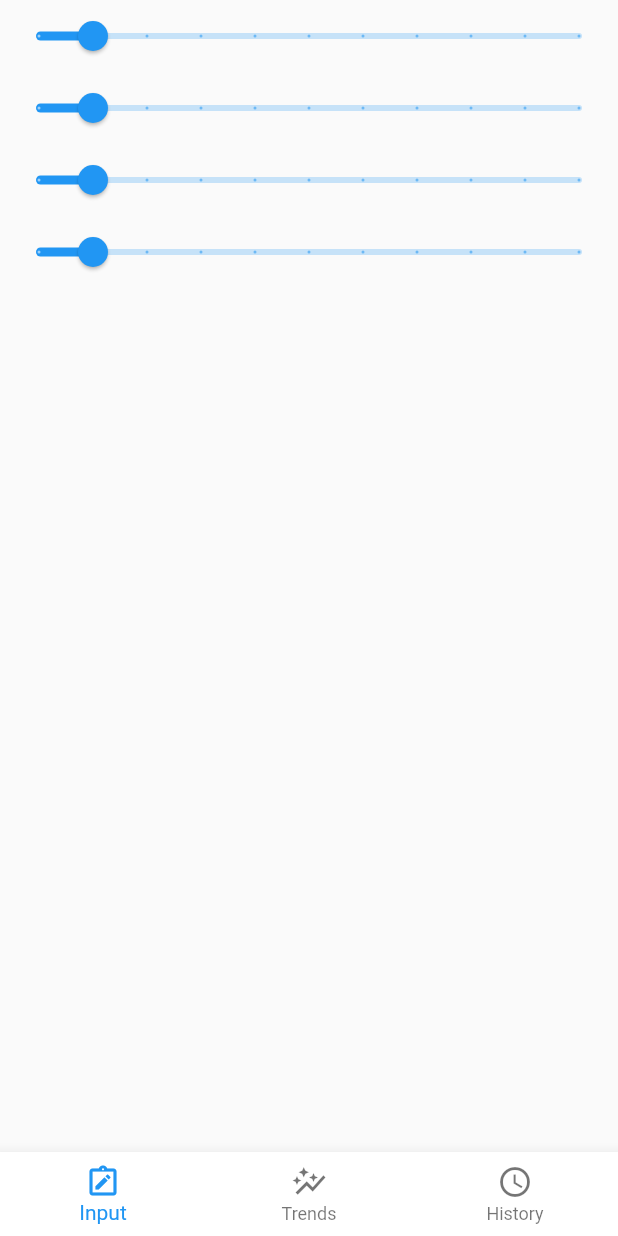
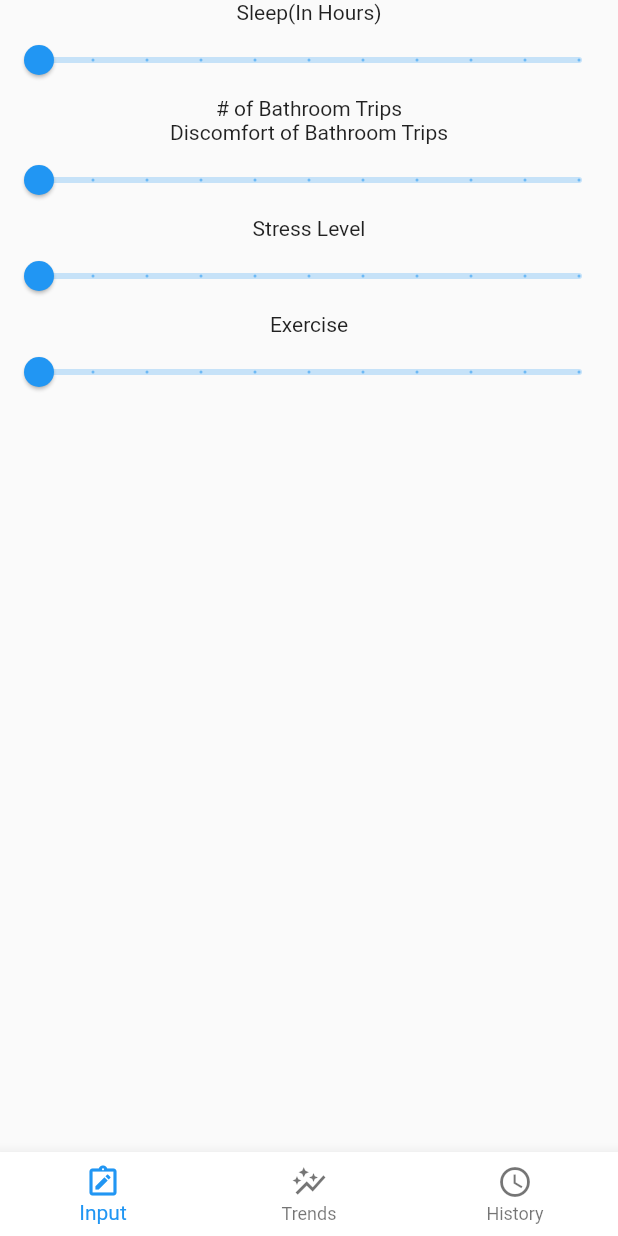
Before and after one commit to JohnHuang1/Synses, a Flutter app: the screen it shows after launch, on a phone screen of 412 x 824 dp. Run offline on Flutter 3.47's test engine with Material 2 defaults, Android fonts, the phone set to English and light mode, and no system bars.

Commit message:
Added Basic Text to sliders

```diff
--- a/lib/input_page/input_page.dart
+++ b/lib/input_page/input_page.dart
@@ -2,7 +2,7 @@ import 'package:flutter/material.dart';
 import 'slider_widget.dart';
 
 class InputPage extends StatelessWidget {
-  List<double> inputData = [0, 1, 2, 3, 4, 5]; //List of values to store inputs
+  List<double> inputData = [0, 0, 0, 0, 0, 0]; //List of values to store inputs
   InputPage({Key? key}) : super(key: key);
 
   @override
@@ -10,38 +10,43 @@ class InputPage extends StatelessWidget {
     return MaterialApp(
         home: Scaffold(
       body: Column(children: [
+        Text('Sleep(In Hours)'),
         SliderStateful(
           min: 0.0,
           max: 10.0,
           divisions: 10,
-          currentSliderValue: 1.0,
+          currentSliderValue: 0,
           onChangedCallback: (value) {
             inputData[0] = value;
           },
         ),
+        Text('# of Bathroom Trips'),
+        Text('Discomfort of Bathroom Trips'),
         SliderStateful(
           min: 0.0,
           max: 10.0,
           divisions: 10,
-          currentSliderValue: 1.0,
+          currentSliderValue: 0,
           onChangedCallback: (value) {
             inputData[1] = value;
           },
         ),
+        Text('Stress Level'),
         SliderStateful(
           min: 0.0,
           max: 10.0,
           divisions: 10,
-          currentSliderValue: 1.0,
+          currentSliderValue: 0,
           onChangedCallback: (value) {
             inputData[2] = value;
           },
         ),
+        Text('Exercise'),
         SliderStateful(
           min: 0.0,
           max: 10.0,
           divisions: 10,
-          currentSliderValue: 1.0,
+          currentSliderValue: 0,
           onChangedCallback: (value) {
             inputData[3] = value;
           },
```
